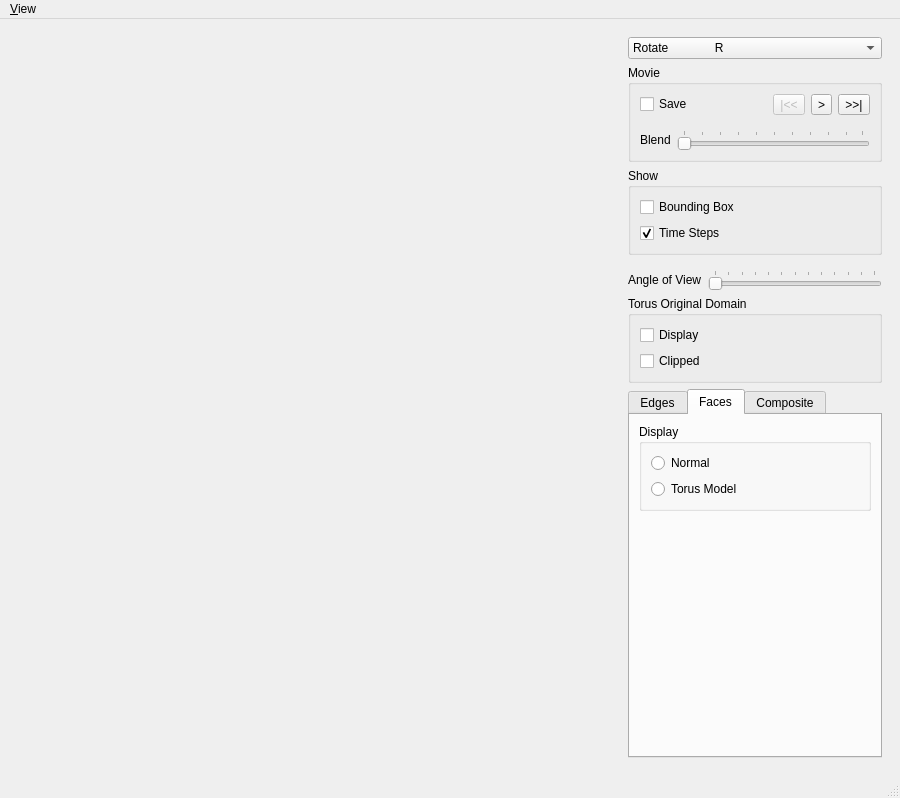
First picture: the form in MainWindow.ui, repository danlipsa/foamvis, before the edit.
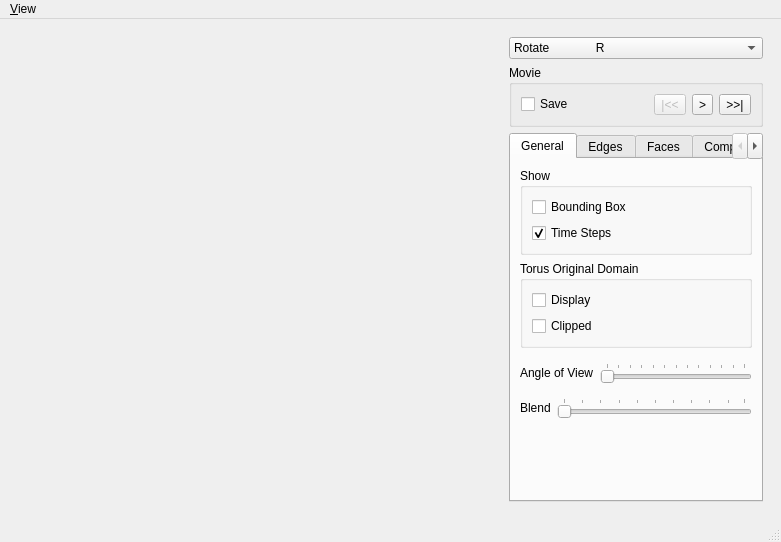
Second picture: the form after the edit. The open tabs and pages were chosen to show the change. Custom widgets are drawn as their Qt base class.

Patch:
```diff
--- a/MainWindow.ui
+++ b/MainWindow.ui
@@ -6,8 +6,8 @@
    <rect>
     <x>0</x>
     <y>0</y>
-    <width>900</width>
-    <height>798</height>
+    <width>781</width>
+    <height>542</height>
    </rect>
   </property>
   <property name="windowTitle">
@@ -43,8 +43,8 @@
             </property>
             <property name="minimumSize">
              <size>
-              <width>512</width>
-              <height>512</height>
+              <width>128</width>
+              <height>128</height>
              </size>
             </property>
            </widget>
@@ -125,9 +125,6 @@
           <item>
            <widget class="QWidget" name="widget" native="true">
             <layout class="QHBoxLayout" name="horizontalLayout">
-             <property name="spacing">
-              <number>6</number>
-             </property>
              <property name="margin">
               <number>0</number>
              </property>
@@ -171,53 +168,31 @@
             </layout>
            </widget>
           </item>
-          <item>
-           <widget class="QWidget" name="widgetBlend" native="true">
-            <layout class="QHBoxLayout" name="horizontalLayout_7">
-             <property name="leftMargin">
-              <number>0</number>
-             </property>
-             <property name="topMargin">
-              <number>9</number>
-             </property>
-             <property name="rightMargin">
-              <number>0</number>
-             </property>
-             <property name="bottomMargin">
-              <number>0</number>
-             </property>
-             <item>
-              <widget class="QLabel" name="label_4">
-               <property name="text">
-                <string>Blend</string>
-               </property>
+         </layout>
               </widget>
              </item>
              <item>
-              <widget class="QSlider" name="horizontalSliderBlend">
-               <property name="maximum">
-                <number>99</number>
-               </property>
-               <property name="pageStep">
-                <number>10</number>
-               </property>
-               <property name="orientation">
-                <enum>Qt::Horizontal</enum>
-               </property>
-               <property name="tickPosition">
-                <enum>QSlider::TicksAbove</enum>
-               </property>
-               <property name="tickInterval">
-                <number>10</number>
-               </property>
-              </widget>
-             </item>
-            </layout>
-           </widget>
-          </item>
-         </layout>
-        </widget>
-       </item>
+        <widget class="QTabWidget" name="tabWidget">
+         <property name="sizePolicy">
+          <sizepolicy hsizetype="Preferred" vsizetype="MinimumExpanding">
+           <horstretch>0</horstretch>
+           <verstretch>0</verstretch>
+          </sizepolicy>
+         </property>
+         <property name="minimumSize">
+          <size>
+           <width>0</width>
+           <height>0</height>
+          </size>
+         </property>
+         <property name="currentIndex">
+          <number>0</number>
+         </property>
+         <widget class="QWidget" name="tab">
+          <attribute name="title">
+           <string>General</string>
+          </attribute>
+          <layout class="QVBoxLayout" name="verticalLayout_15">
        <item>
         <widget class="QGroupBox" name="groupBox">
          <property name="title">
@@ -244,47 +219,6 @@
          </layout>
         </widget>
        </item>
-       <item>
-        <widget class="QWidget" name="widgetAngleOfView" native="true">
-         <layout class="QHBoxLayout" name="horizontalLayout_4">
-          <property name="leftMargin">
-           <number>0</number>
-          </property>
-          <property name="topMargin">
-           <number>9</number>
-          </property>
-          <property name="rightMargin">
-           <number>0</number>
-          </property>
-          <property name="bottomMargin">
-           <number>0</number>
-          </property>
-          <item>
-           <widget class="QLabel" name="label">
-            <property name="text">
-             <string>Angle of View</string>
-            </property>
-           </widget>
-          </item>
-          <item>
-           <widget class="QSlider" name="horizontalSliderAngleOfView">
-            <property name="maximum">
-             <number>120</number>
-            </property>
-            <property name="orientation">
-             <enum>Qt::Horizontal</enum>
-            </property>
-            <property name="tickPosition">
-             <enum>QSlider::TicksAbove</enum>
-            </property>
-            <property name="tickInterval">
-             <number>10</number>
-            </property>
-           </widget>
-          </item>
-         </layout>
-        </widget>
-       </item>
        <item>
         <widget class="QGroupBox" name="groupBoxTorusOriginalDomain">
          <property name="title">
@@ -309,22 +243,105 @@
         </widget>
        </item>
        <item>
-        <widget class="QTabWidget" name="tabWidget">
-         <property name="sizePolicy">
-          <sizepolicy hsizetype="Preferred" vsizetype="MinimumExpanding">
-           <horstretch>0</horstretch>
-           <verstretch>0</verstretch>
-          </sizepolicy>
-         </property>
-         <property name="minimumSize">
+            <widget class="QWidget" name="widgetAngleOfView" native="true">
+             <layout class="QHBoxLayout" name="horizontalLayout_4">
+              <property name="leftMargin">
+               <number>0</number>
+              </property>
+              <property name="topMargin">
+               <number>9</number>
+              </property>
+              <property name="rightMargin">
+               <number>0</number>
+              </property>
+              <property name="bottomMargin">
+               <number>0</number>
+              </property>
+              <item>
+               <widget class="QLabel" name="label">
+                <property name="text">
+                 <string>Angle of View</string>
+                </property>
+               </widget>
+              </item>
+              <item>
+               <widget class="QSlider" name="horizontalSliderAngleOfView">
+                <property name="maximum">
+                 <number>120</number>
+                </property>
+                <property name="orientation">
+                 <enum>Qt::Horizontal</enum>
+                </property>
+                <property name="tickPosition">
+                 <enum>QSlider::TicksAbove</enum>
+                </property>
+                <property name="tickInterval">
+                 <number>10</number>
+                </property>
+               </widget>
+              </item>
+             </layout>
+            </widget>
+           </item>
+           <item>
+            <widget class="QWidget" name="widgetBlend" native="true">
+             <layout class="QHBoxLayout" name="horizontalLayout_7">
+              <property name="leftMargin">
+               <number>0</number>
+              </property>
+              <property name="topMargin">
+               <number>9</number>
+              </property>
+              <property name="rightMargin">
+               <number>0</number>
+              </property>
+              <property name="bottomMargin">
+               <number>0</number>
+              </property>
+              <item>
+               <widget class="QLabel" name="label_4">
+                <property name="text">
+                 <string>Blend</string>
+                </property>
+               </widget>
+              </item>
+              <item>
+               <widget class="QSlider" name="horizontalSliderBlend">
+                <property name="maximum">
+                 <number>99</number>
+                </property>
+                <property name="pageStep">
+                 <number>10</number>
+                </property>
+                <property name="orientation">
+                 <enum>Qt::Horizontal</enum>
+                </property>
+                <property name="tickPosition">
+                 <enum>QSlider::TicksAbove</enum>
+                </property>
+                <property name="tickInterval">
+                 <number>10</number>
+                </property>
+               </widget>
+              </item>
+             </layout>
+            </widget>
+           </item>
+           <item>
+            <spacer name="verticalSpacer_5">
+             <property name="orientation">
+              <enum>Qt::Vertical</enum>
+             </property>
+             <property name="sizeHint" stdset="0">
           <size>
-           <width>0</width>
-           <height>0</height>
-          </size>
-         </property>
-         <property name="currentIndex">
-          <number>1</number>
-         </property>
+               <width>20</width>
+               <height>20</height>
+              </size>
+             </property>
+            </spacer>
+           </item>
+          </layout>
+         </widget>
          <widget class="QWidget" name="edges">
           <attribute name="title">
            <string>Edges</string>
@@ -822,8 +839,8 @@
     <rect>
      <x>0</x>
      <y>0</y>
-     <width>900</width>
-     <height>24</height>
+     <width>781</width>
+     <height>22</height>
     </rect>
    </property>
    <widget class="QMenu" name="menuView">
```
Left out of the diff: 2 changed lines with no effect on the pictures. Lines whose indentation alone changed are shown as unchanged.
